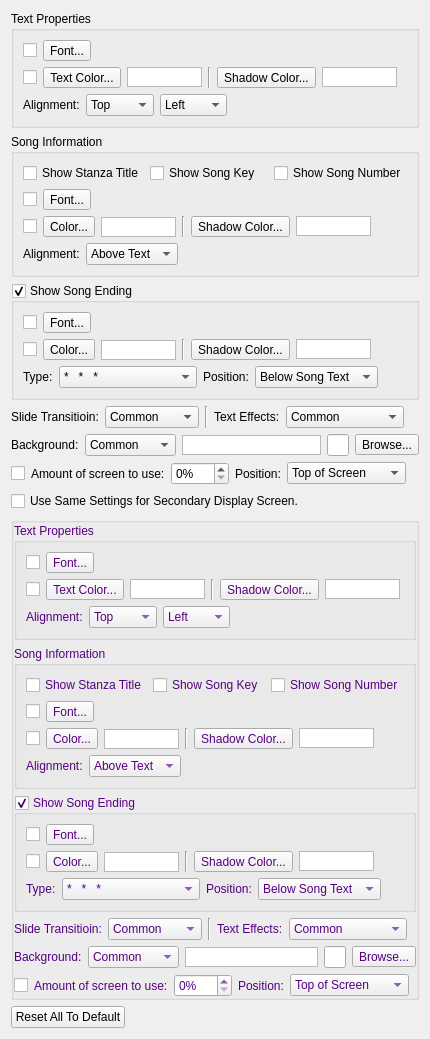
Old version of the form src/songsettingwidget.ui in the repository SoftProjector/src.
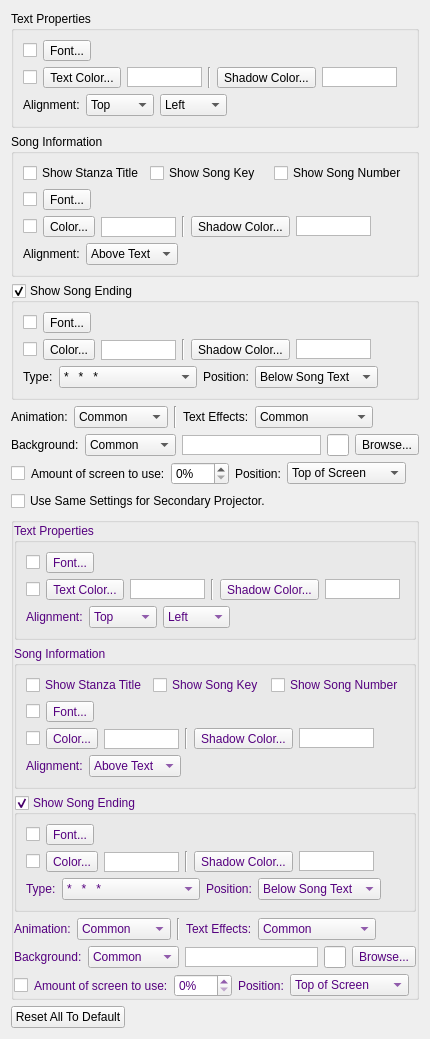
New version of the form. Icons and pictures are not drawn.

Patch:
```diff
--- a/src/songsettingwidget.ui
+++ b/src/songsettingwidget.ui
@@ -672,7 +672,7 @@
      <item>
       <widget class="QLabel" name="labelTextAlign_2">
        <property name="text">
-        <string>Slide Transitioin:</string>
+        <string>Animation:</string>
        </property>
       </widget>
      </item>
@@ -1003,7 +1003,7 @@
    <item>
     <widget class="QCheckBox" name="checkBoxDisp2">
      <property name="text">
-      <string>Use Same Settings for Secondary Display Screen.</string>
+      <string>Use Same Settings for Secondary Projector.</string>
      </property>
     </widget>
    </item>
@@ -1804,7 +1804,7 @@
         <item>
          <widget class="QLabel" name="labelTextAlign_7">
           <property name="text">
-           <string>Slide Transitioin:</string>
+           <string>Animation:</string>
           </property>
          </widget>
         </item>
```
